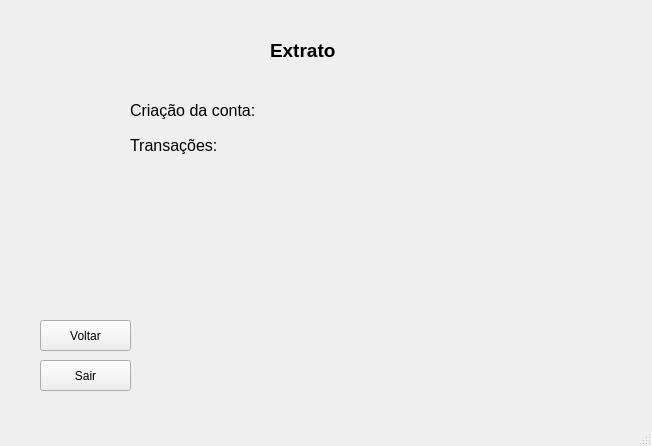
Before: the Qt Designer form poo/poo-2/atividade-bancaria/telaextrato.ui in hectorsalg/universidade, drawn with Qt 5.
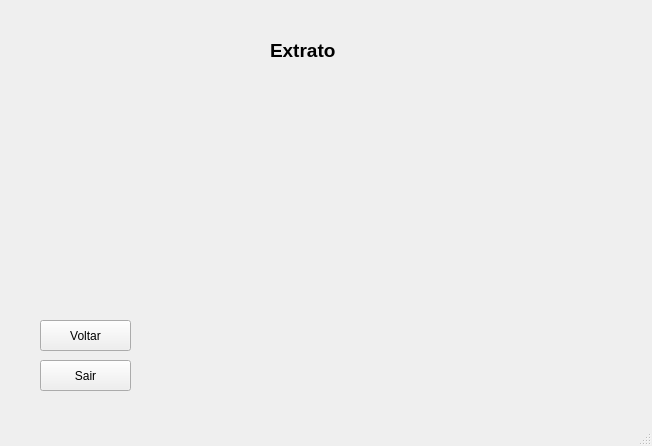
After: the same form once the commit is applied.

```diff
--- a/poo/poo-2/atividade-bancaria/telaextrato.ui
+++ b/poo/poo-2/atividade-bancaria/telaextrato.ui
@@ -72,10 +72,10 @@
    <widget class="QLabel" name="labelCriacao">
     <property name="geometry">
      <rect>
-      <x>130</x>
-      <y>100</y>
-      <width>381</width>
-      <height>21</height>
+      <x>110</x>
+      <y>90</y>
+      <width>421</width>
+      <height>211</height>
      </rect>
     </property>
     <property name="font">
@@ -84,25 +84,7 @@
      </font>
     </property>
     <property name="text">
-     <string>Criação da conta: </string>
-    </property>
-   </widget>
-   <widget class="QLabel" name="labelCriacao_2">
-    <property name="geometry">
-     <rect>
-      <x>130</x>
-      <y>130</y>
-      <width>381</width>
-      <height>31</height>
-     </rect>
-    </property>
-    <property name="font">
-     <font>
-      <pointsize>12</pointsize>
-     </font>
-    </property>
-    <property name="text">
-     <string>Transações: </string>
+     <string/>
     </property>
    </widget>
   </widget>
```
Left out of the diff: 2 changed lines with no effect on the pictures.
